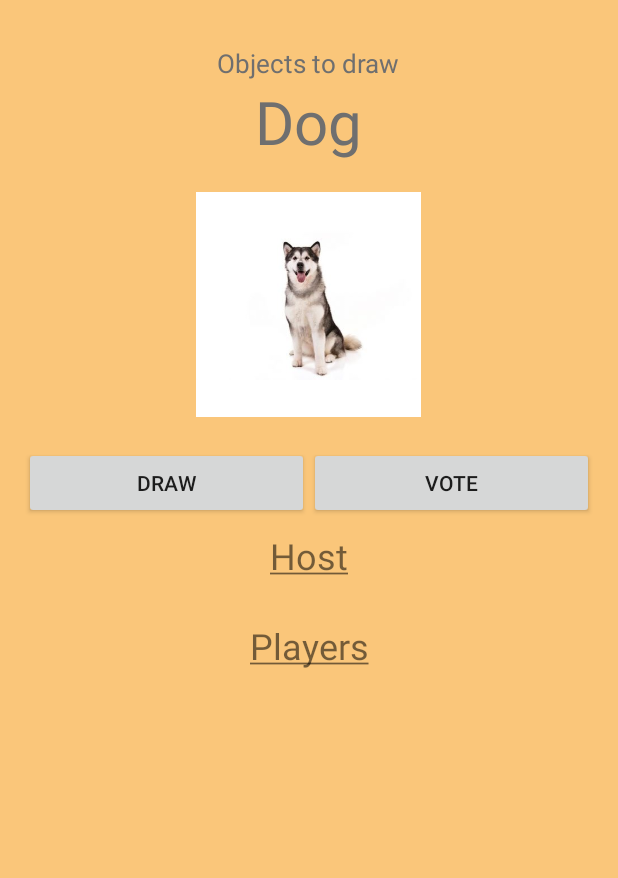
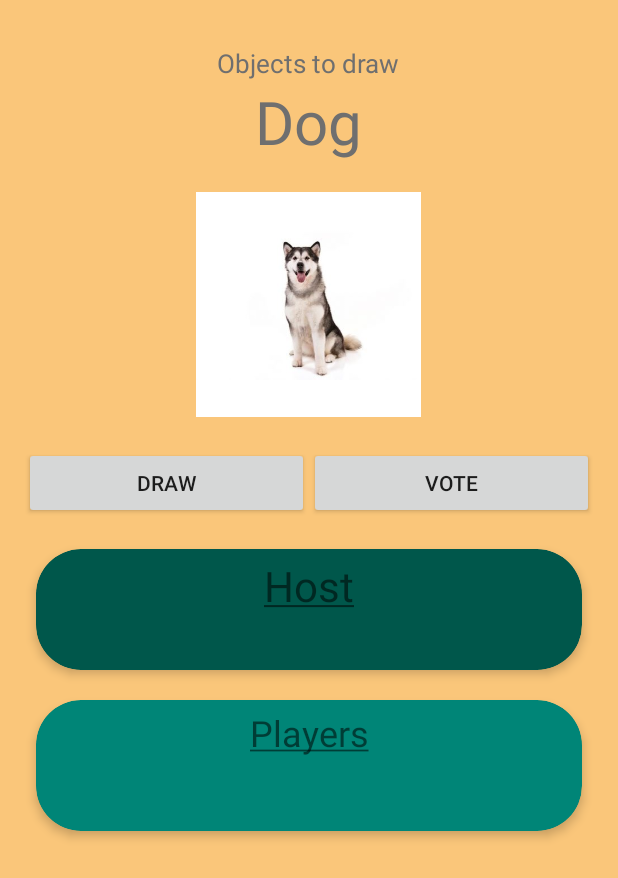
Before and after one commit to slimechips/RunningDrawingApp, an Android app: the ThemeAnimalActivity screen opened directly, with no data from a screen before it, after a tap on "Dog", on a phone screen of 412 x 824 dp. Shown: the top 878 px of the screen. Run offline under Robolectric (Android 15) with nearby library versions, the phone set to English and light mode, and no system bars; our stand-ins replace Firebase (no records; nobody signed in at launch, a user with empty details on screens opened directly).

Commit message:
stability, better design

```diff
--- a/app/src/main/java/com/example/chaewoon/chase_the_paint/MapsActivity.java
+++ b/app/src/main/java/com/example/chaewoon/chase_the_paint/MapsActivity.java
@@ -151,7 +151,7 @@ public class MapsActivity extends FragmentActivity implements LocationListener,
         timeLeft = new CountDownTimer(600000, 1000) {
 
             public void onTick(long millisUntilFinished) {
-                timertext.setText("Time left (s): " + millisUntilFinished / 1000);
+                timertext.setText("" + millisUntilFinished / 1000);
             }
 
             public void onFinish() {
@@ -342,7 +342,7 @@ public class MapsActivity extends FragmentActivity implements LocationListener,
 
             //distance = Math.pow(distance, 2);
             estimatedDistance += distance;
-            distancebox.setText("Distance(m): " + String.format("%.02f", estimatedDistance));
+            distancebox.setText(String.format("%.02f", estimatedDistance));
             Log.d(TAG, "distance :" + estimatedDistance);
         } else {
             mMap.animateCamera(CameraUpdateFactory.newLatLngZoom(new LatLng(location.getLatitude(), location.getLongitude()), 14.0f));
--- a/app/src/main/res/layout/activity_multiplay.xml
+++ b/app/src/main/res/layout/activity_multiplay.xml
@@ -77,21 +77,56 @@
 
         </GridLayout>
 
+        <android.support.v7.widget.CardView
+            android:layout_width="match_parent"
+            android:layout_height="wrap_content"
+            android:layout_marginBottom="10dp"
+            android:layout_marginTop="20dp"
+            app:cardBackgroundColor="?android:attr/colorPrimaryDark"
+            android:layout_marginLeft="8dp"
+            android:layout_marginRight="8dp"
+            style="@style/join_game_card" >
+            <LinearLayout
+                android:layout_width="match_parent"
+                android:layout_height="match_parent"
+                android:orientation="vertical">
                 <TextView
                     android:layout_width="match_parent"
                     android:layout_height="wrap_content"
                     android:text="@string/title_host"
-            android:textSize="24sp"
+                    android:textSize="28sp"
                     android:gravity="center"
-            android:layout_marginTop="8dp"/>
+                    android:layout_marginTop="5dp"/>
 
                 <TextView
                     android:id="@+id/hostName"
                     android:layout_width="match_parent"
                     android:layout_height="wrap_content"
                     android:gravity="center"
-            android:layout_marginRight="4dp"/>
+                    android:textSize="20sp"
+                    android:layout_marginBottom="10dp"/>
 
+            </LinearLayout>
+
+        </android.support.v7.widget.CardView>
+
+        <android.support.v7.widget.CardView
+            android:layout_width="match_parent"
+            android:layout_height="wrap_content"
+            android:layout_marginBottom="10dp"
+            android:layout_marginTop="10dp"
+            app:cardBackgroundColor="?android:attr/colorPrimary"
+            android:layout_marginLeft="8dp"
+            android:layout_marginRight="8dp"
+            style="@style/join_game_card" >
+
+            <LinearLayout
+                android:id="@+id/parent_linear_layout"
+                android:layout_width="match_parent"
+                android:layout_height="match_parent"
+                android:orientation="vertical"
+                android:layout_marginLeft="5dp"
+                android:layout_marginRight="5dp">
 
                 <TextView
                     android:layout_width="match_parent"
@@ -99,12 +134,13 @@
                     android:text="@string/title_players"
                     android:textSize="24sp"
                     android:gravity="center"
-            android:layout_marginTop="8dp"
-            android:layout_marginBottom="8dp"/>
+                    android:layout_marginTop="5dp"
+                    android:layout_marginBottom="5dp"/>
 
                 <GridLayout
                     android:layout_width="match_parent"
                     android:layout_height="wrap_content"
+                    android:layout_marginBottom="5dp"
                     android:rowCount="2"
                     android:columnCount="2">
 
@@ -114,6 +150,7 @@
                         android:layout_height="wrap_content"
                         android:layout_rowWeight="1"
                         android:layout_columnWeight="1"
+                        android:textAlignment="center"
                         />
 
                     <TextView
@@ -122,6 +159,7 @@
                         android:layout_height="wrap_content"
                         android:layout_rowWeight="1"
                         android:layout_columnWeight="1"
+                        android:textAlignment="center"
                         />
 
                     <TextView
@@ -130,6 +168,7 @@
                         android:layout_height="wrap_content"
                         android:layout_rowWeight="1"
                         android:layout_columnWeight="1"
+                        android:textAlignment="center"
                         />
 
                     <TextView
@@ -138,9 +177,12 @@
                         android:layout_height="wrap_content"
                         android:layout_rowWeight="1"
                         android:layout_columnWeight="1"
+                        android:textAlignment="center"
                         />
 
                 </GridLayout>
+            </LinearLayout>
+        </android.support.v7.widget.CardView>
 
 
     </LinearLayout>
--- a/app/src/main/res/values/dimens.xml
+++ b/app/src/main/res/values/dimens.xml
@@ -3,6 +3,8 @@
     <dimen name="activity_horizontal_margin">16dp</dimen>
     <dimen name="activity_vertical_margin">16dp</dimen>
     <dimen name="margin_left_text_card_small">110dp</dimen>
+    <dimen name="text_size_time_left">30sp</dimen>
+    <dimen name="text_size_distance_field">30sp</dimen>
 
     <dimen name="corner_radius_card_muliti">16dp</dimen>
     <dimen name="elevation_card_muliti">6dp</dimen>
@@ -10,7 +12,7 @@
     <dimen name="margin_vertical_card_muliti">18dp</dimen>
     <dimen name="margin_horizontal_image_muliti">40dp</dimen>
     <dimen name="margin_vertical_image_muliti">20dp</dimen>
-    <dimen name="margin_bottom_text_player_muliti">50dp</dimen>
+    <dimen name="margin_bottom_text_player_muliti">10dp</dimen>
     <dimen name="text_size_text_player_muliti">18sp</dimen>
     <dimen name="text_size_title_muliti">36sp</dimen>
 
--- a/app/src/main/res/values/strings.xml
+++ b/app/src/main/res/values/strings.xml
@@ -2,6 +2,10 @@
     <string name="app_name">Chase_the_Paint</string>
     <string name="title_activity_maps">Map</string>
     <string name="toast_share_image_failed">Share Image Failed</string>
+    <string name="time_left_text">Time Left:</string>
+    <string name="text_timer_default">600s</string>
+    <string name="text_distance">Distance (m):</string>
+    <string name="text_distance_field_default">0</string>
 
     <string name="google_maps_key">AIzaSyAcNL9bZg13Yq6vZXQmdv_3bctOydgDlWc</string>
     <string name="title_activity_login">Sign in</string>
```
Also changed, not shown: app/src/main/java/com/example/chaewoon/chase_the_paint/Player.java (+6 -1 lines), app/src/main/res/layout-land/activity_maps.xml (+36 -8 lines), app/src/main/res/layout/activity_muliti.xml (+12 -5 lines). Lines whose indentation alone changed are shown as unchanged.
